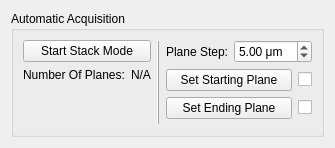
Qt form lightsheet/gui/ui_stack_panel.ui (LIOMLab/lightsheet) before a commit.
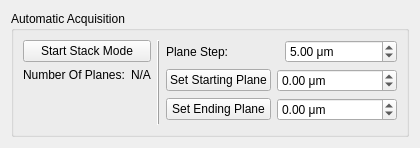
The same form after that commit.

Commit message: feat(gui): editable stack plane spinboxes with shell-flag boundary tracking

```diff
--- a/lightsheet/gui/ui_stack_panel.ui
+++ b/lightsheet/gui/ui_stack_panel.ui
@@ -181,15 +181,30 @@
            </widget>
           </item>
           <item>
-           <widget class="QCheckBox" name="checkBox_acqFirstPlaneSet">
+           <widget class="QDoubleSpinBox" name="doubleSpinBox_acqFirstPlane">
             <property name="sizePolicy">
-             <sizepolicy hsizetype="Fixed" vsizetype="Fixed">
+             <sizepolicy hsizetype="Minimum" vsizetype="Fixed">
               <horstretch>0</horstretch>
               <verstretch>0</verstretch>
              </sizepolicy>
             </property>
-            <property name="text">
-             <string/>
+            <property name="minimumSize">
+             <size>
+              <width>120</width>
+              <height>0</height>
+             </size>
+            </property>
+            <property name="suffix">
+             <string> μm</string>
+            </property>
+            <property name="decimals">
+             <number>2</number>
+            </property>
+            <property name="minimum">
+             <double>-100000.000000000000000</double>
+            </property>
+            <property name="maximum">
+             <double>100000.000000000000000</double>
             </property>
            </widget>
           </item>
@@ -217,15 +232,30 @@
            </widget>
           </item>
           <item>
-           <widget class="QCheckBox" name="checkBox_acqLastPlaneSet">
+           <widget class="QDoubleSpinBox" name="doubleSpinBox_acqLastPlane">
             <property name="sizePolicy">
-             <sizepolicy hsizetype="Fixed" vsizetype="Fixed">
+             <sizepolicy hsizetype="Minimum" vsizetype="Fixed">
               <horstretch>0</horstretch>
               <verstretch>0</verstretch>
              </sizepolicy>
             </property>
-            <property name="text">
-             <string/>
+            <property name="minimumSize">
+             <size>
+              <width>120</width>
+              <height>0</height>
+             </size>
+            </property>
+            <property name="suffix">
+             <string> μm</string>
+            </property>
+            <property name="decimals">
+             <number>2</number>
+            </property>
+            <property name="minimum">
+             <double>-100000.000000000000000</double>
+            </property>
+            <property name="maximum">
+             <double>100000.000000000000000</double>
             </property>
            </widget>
           </item>
```
The commit also changes 8 other files.
